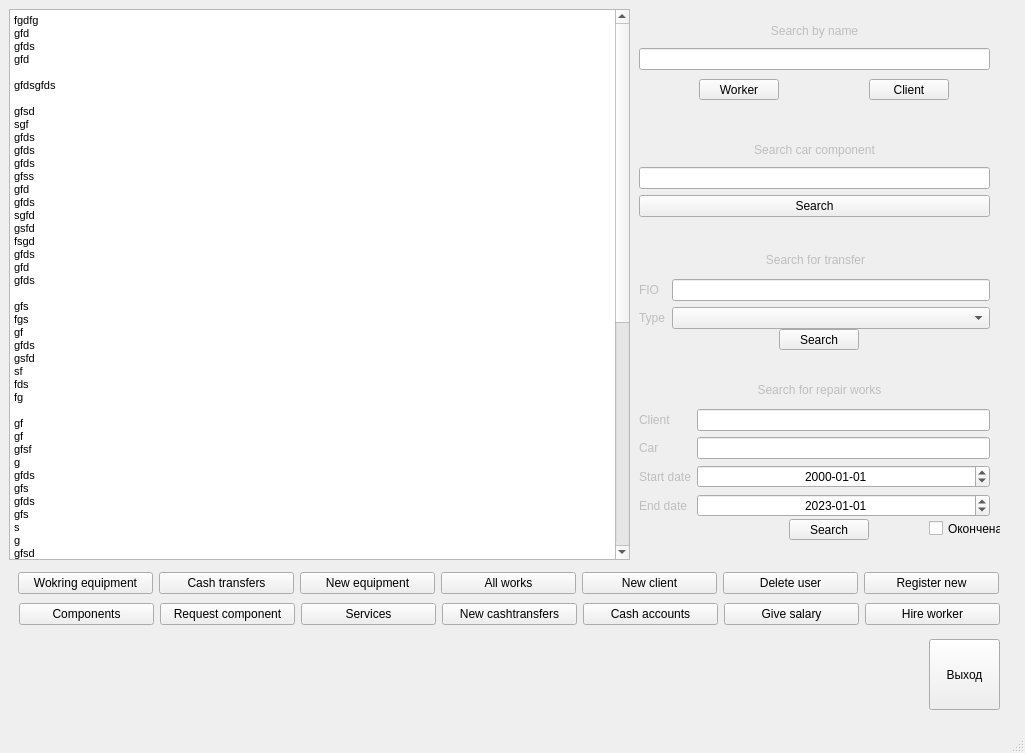
Before: the Qt Designer form CarServiceApp/mainwindow.ui in Ignat36/DB2022, drawn with Qt 5.
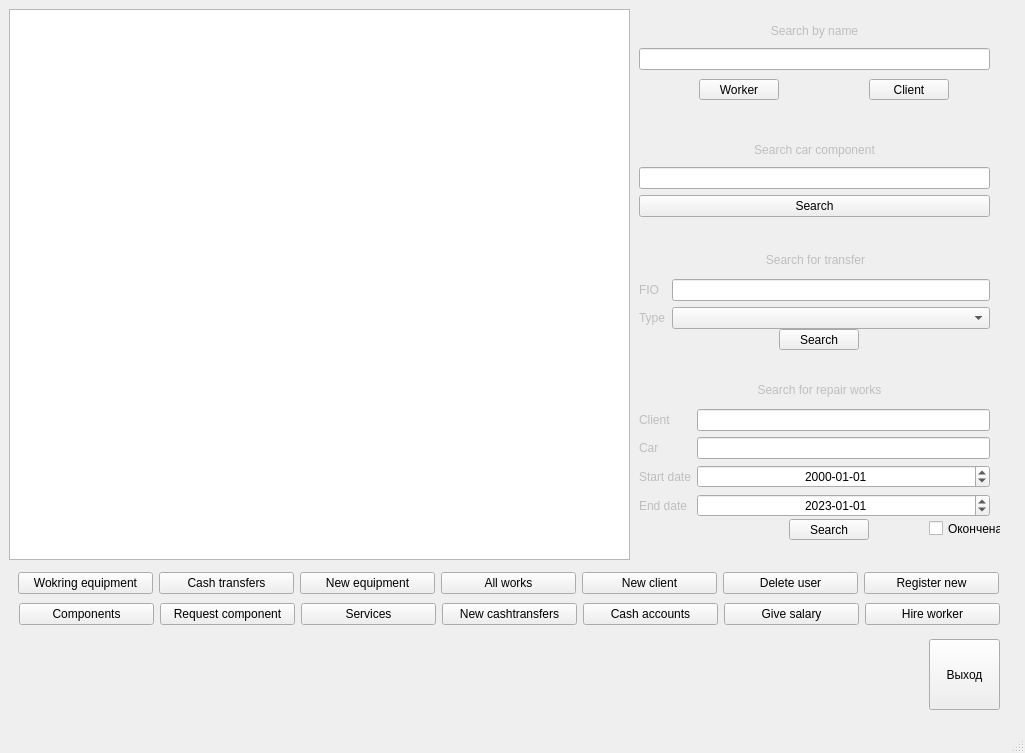
After: the same form once the commit is applied. The open tabs and pages were chosen to show the change.

```diff
--- a/CarServiceApp/mainwindow.ui
+++ b/CarServiceApp/mainwindow.ui
@@ -139,79 +139,7 @@
 &lt;html&gt;&lt;head&gt;&lt;meta name=&quot;qrichtext&quot; content=&quot;1&quot; /&gt;&lt;style type=&quot;text/css&quot;&gt;
 p, li { white-space: pre-wrap; }
 &lt;/style&gt;&lt;/head&gt;&lt;body style=&quot; font-family:'MS Shell Dlg 2'; font-size:8.25pt; font-weight:400; font-style:normal;&quot;&gt;
-&lt;p style=&quot; margin-top:0px; margin-bottom:0px; margin-left:0px; margin-right:0px; -qt-block-indent:0; text-indent:0px;&quot;&gt;fgdfg&lt;/p&gt;
-&lt;p style=&quot; margin-top:0px; margin-bottom:0px; margin-left:0px; margin-right:0px; -qt-block-indent:0; text-indent:0px;&quot;&gt;gfd&lt;/p&gt;
-&lt;p style=&quot; margin-top:0px; margin-bottom:0px; margin-left:0px; margin-right:0px; -qt-block-indent:0; text-indent:0px;&quot;&gt;gfds&lt;/p&gt;
-&lt;p style=&quot; margin-top:0px; margin-bottom:0px; margin-left:0px; margin-right:0px; -qt-block-indent:0; text-indent:0px;&quot;&gt;gfd&lt;/p&gt;
-&lt;p style=&quot;-qt-paragraph-type:empty; margin-top:0px; margin-bottom:0px; margin-left:0px; margin-right:0px; -qt-block-indent:0; text-indent:0px;&quot;&gt;&lt;br /&gt;&lt;/p&gt;
-&lt;p style=&quot; margin-top:0px; margin-bottom:0px; margin-left:0px; margin-right:0px; -qt-block-indent:0; text-indent:0px;&quot;&gt;gfdsgfds&lt;/p&gt;
-&lt;p style=&quot;-qt-paragraph-type:empty; margin-top:0px; margin-bottom:0px; margin-left:0px; margin-right:0px; -qt-block-indent:0; text-indent:0px;&quot;&gt;&lt;br /&gt;&lt;/p&gt;
-&lt;p style=&quot; margin-top:0px; margin-bottom:0px; margin-left:0px; margin-right:0px; -qt-block-indent:0; text-indent:0px;&quot;&gt;gfsd&lt;/p&gt;
-&lt;p style=&quot; margin-top:0px; margin-bottom:0px; margin-left:0px; margin-right:0px; -qt-block-indent:0; text-indent:0px;&quot;&gt;sgf&lt;/p&gt;
-&lt;p style=&quot; margin-top:0px; margin-bottom:0px; margin-left:0px; margin-right:0px; -qt-block-indent:0; text-indent:0px;&quot;&gt;gfds&lt;/p&gt;
-&lt;p style=&quot; margin-top:0px; margin-bottom:0px; margin-left:0px; margin-right:0px; -qt-block-indent:0; text-indent:0px;&quot;&gt;gfds&lt;/p&gt;
-&lt;p style=&quot; margin-top:0px; margin-bottom:0px; margin-left:0px; margin-right:0px; -qt-block-indent:0; text-indent:0px;&quot;&gt;gfds&lt;/p&gt;
-&lt;p style=&quot; margin-top:0px; margin-bottom:0px; margin-left:0px; margin-right:0px; -qt-block-indent:0; text-indent:0px;&quot;&gt;gfss&lt;/p&gt;
-&lt;p style=&quot; margin-top:0px; margin-bottom:0px; margin-left:0px; margin-right:0px; -qt-block-indent:0; text-indent:0px;&quot;&gt;gfd&lt;/p&gt;
-&lt;p style=&quot; margin-top:0px; margin-bottom:0px; margin-left:0px; margin-right:0px; -qt-block-indent:0; text-indent:0px;&quot;&gt;gfds&lt;/p&gt;
-&lt;p style=&quot; margin-top:0px; margin-bottom:0px; margin-left:0px; margin-right:0px; -qt-block-indent:0; text-indent:0px;&quot;&gt;sgfd&lt;/p&gt;
-&lt;p style=&quot; margin-top:0px; margin-bottom:0px; margin-left:0px; margin-right:0px; -qt-block-indent:0; text-indent:0px;&quot;&gt;gsfd&lt;/p&gt;
-&lt;p style=&quot; margin-top:0px; margin-bottom:0px; margin-left:0px; margin-right:0px; -qt-block-indent:0; text-indent:0px;&quot;&gt;fsgd&lt;/p&gt;
-&lt;p style=&quot; margin-top:0px; margin-bottom:0px; margin-left:0px; margin-right:0px; -qt-block-indent:0; text-indent:0px;&quot;&gt;gfds&lt;/p&gt;
-&lt;p style=&quot; margin-top:0px; margin-bottom:0px; margin-left:0px; margin-right:0px; -qt-block-indent:0; text-indent:0px;&quot;&gt;gfd&lt;/p&gt;
-&lt;p style=&quot; margin-top:0px; margin-bottom:0px; margin-left:0px; margin-right:0px; -qt-block-indent:0; text-indent:0px;&quot;&gt;gfds&lt;/p&gt;
-&lt;p style=&quot;-qt-paragraph-type:empty; margin-top:0px; margin-bottom:0px; margin-left:0px; margin-right:0px; -qt-block-indent:0; text-indent:0px;&quot;&gt;&lt;br /&gt;&lt;/p&gt;
-&lt;p style=&quot; margin-top:0px; margin-bottom:0px; margin-left:0px; margin-right:0px; -qt-block-indent:0; text-indent:0px;&quot;&gt;gfs&lt;/p&gt;
-&lt;p style=&quot; margin-top:0px; margin-bottom:0px; margin-left:0px; margin-right:0px; -qt-block-indent:0; text-indent:0px;&quot;&gt;fgs&lt;/p&gt;
-&lt;p style=&quot; margin-top:0px; margin-bottom:0px; margin-left:0px; margin-right:0px; -qt-block-indent:0; text-indent:0px;&quot;&gt;gf&lt;/p&gt;
-&lt;p style=&quot; margin-top:0px; margin-bottom:0px; margin-left:0px; margin-right:0px; -qt-block-indent:0; text-indent:0px;&quot;&gt;gfds&lt;/p&gt;
-&lt;p style=&quot; margin-top:0px; margin-bottom:0px; margin-left:0px; margin-right:0px; -qt-block-indent:0; text-indent:0px;&quot;&gt;gsfd&lt;/p&gt;
-&lt;p style=&quot; margin-top:0px; margin-bottom:0px; margin-left:0px; margin-right:0px; -qt-block-indent:0; text-indent:0px;&quot;&gt;sf&lt;/p&gt;
-&lt;p style=&quot; margin-top:0px; margin-bottom:0px; margin-left:0px; margin-right:0px; -qt-block-indent:0; text-indent:0px;&quot;&gt;fds&lt;/p&gt;
-&lt;p style=&quot; margin-top:0px; margin-bottom:0px; margin-left:0px; margin-right:0px; -qt-block-indent:0; text-indent:0px;&quot;&gt;fg&lt;/p&gt;
-&lt;p style=&quot;-qt-paragraph-type:empty; margin-top:0px; margin-bottom:0px; margin-left:0px; margin-right:0px; -qt-block-indent:0; text-indent:0px;&quot;&gt;&lt;br /&gt;&lt;/p&gt;
-&lt;p style=&quot; margin-top:0px; margin-bottom:0px; margin-left:0px; margin-right:0px; -qt-block-indent:0; text-indent:0px;&quot;&gt;gf&lt;/p&gt;
-&lt;p style=&quot; margin-top:0px; margin-bottom:0px; margin-left:0px; margin-right:0px; -qt-block-indent:0; text-indent:0px;&quot;&gt;gf&lt;/p&gt;
-&lt;p style=&quot; margin-top:0px; margin-bottom:0px; margin-left:0px; margin-right:0px; -qt-block-indent:0; text-indent:0px;&quot;&gt;gfsf&lt;/p&gt;
-&lt;p style=&quot; margin-top:0px; margin-bottom:0px; margin-left:0px; margin-right:0px; -qt-block-indent:0; text-indent:0px;&quot;&gt;g&lt;/p&gt;
-&lt;p style=&quot; margin-top:0px; margin-bottom:0px; margin-left:0px; margin-right:0px; -qt-block-indent:0; text-indent:0px;&quot;&gt;gfds&lt;/p&gt;
-&lt;p style=&quot; margin-top:0px; margin-bottom:0px; margin-left:0px; margin-right:0px; -qt-block-indent:0; text-indent:0px;&quot;&gt;gfs&lt;/p&gt;
-&lt;p style=&quot; margin-top:0px; margin-bottom:0px; margin-left:0px; margin-right:0px; -qt-block-indent:0; text-indent:0px;&quot;&gt;gfds&lt;/p&gt;
-&lt;p style=&quot; margin-top:0px; margin-bottom:0px; margin-left:0px; margin-right:0px; -qt-block-indent:0; text-indent:0px;&quot;&gt;gfs&lt;/p&gt;
-&lt;p style=&quot; margin-top:0px; margin-bottom:0px; margin-left:0px; margin-right:0px; -qt-block-indent:0; text-indent:0px;&quot;&gt;s&lt;/p&gt;
-&lt;p style=&quot; margin-top:0px; margin-bottom:0px; margin-left:0px; margin-right:0px; -qt-block-indent:0; text-indent:0px;&quot;&gt;g&lt;/p&gt;
-&lt;p style=&quot; margin-top:0px; margin-bottom:0px; margin-left:0px; margin-right:0px; -qt-block-indent:0; text-indent:0px;&quot;&gt;gfsd&lt;/p&gt;
-&lt;p style=&quot; margin-top:0px; margin-bottom:0px; margin-left:0px; margin-right:0px; -qt-block-indent:0; text-indent:0px;&quot;&gt;gfd&lt;/p&gt;
-&lt;p style=&quot;-qt-paragraph-type:empty; margin-top:0px; margin-bottom:0px; margin-left:0px; margin-right:0px; -qt-block-indent:0; text-indent:0px;&quot;&gt;&lt;br /&gt;&lt;/p&gt;
-&lt;p style=&quot;-qt-paragraph-type:empty; margin-top:0px; margin-bottom:0px; margin-left:0px; margin-right:0px; -qt-block-indent:0; text-indent:0px;&quot;&gt;&lt;br /&gt;&lt;/p&gt;
-&lt;p style=&quot;-qt-paragraph-type:empty; margin-top:0px; margin-bottom:0px; margin-left:0px; margin-right:0px; -qt-block-indent:0; text-indent:0px;&quot;&gt;&lt;br /&gt;&lt;/p&gt;
-&lt;p style=&quot; margin-top:0px; margin-bottom:0px; margin-left:0px; margin-right:0px; -qt-block-indent:0; text-indent:0px;&quot;&gt;gfs&lt;/p&gt;
-&lt;p style=&quot; margin-top:0px; margin-bottom:0px; margin-left:0px; margin-right:0px; -qt-block-indent:0; text-indent:0px;&quot;&gt;d&lt;/p&gt;
-&lt;p style=&quot; margin-top:0px; margin-bottom:0px; margin-left:0px; margin-right:0px; -qt-block-indent:0; text-indent:0px;&quot;&gt;fsg&lt;/p&gt;
-&lt;p style=&quot; margin-top:0px; margin-bottom:0px; margin-left:0px; margin-right:0px; -qt-block-indent:0; text-indent:0px;&quot;&gt;g&lt;/p&gt;
-&lt;p style=&quot; margin-top:0px; margin-bottom:0px; margin-left:0px; margin-right:0px; -qt-block-indent:0; text-indent:0px;&quot;&gt;g&lt;/p&gt;
-&lt;p style=&quot; margin-top:0px; margin-bottom:0px; margin-left:0px; margin-right:0px; -qt-block-indent:0; text-indent:0px;&quot;&gt;g&lt;/p&gt;
-&lt;p style=&quot;-qt-paragraph-type:empty; margin-top:0px; margin-bottom:0px; margin-left:0px; margin-right:0px; -qt-block-indent:0; text-indent:0px;&quot;&gt;&lt;br /&gt;&lt;/p&gt;
-&lt;p style=&quot; margin-top:0px; margin-bottom:0px; margin-left:0px; margin-right:0px; -qt-block-indent:0; text-indent:0px;&quot;&gt;g&lt;/p&gt;
-&lt;p style=&quot; margin-top:0px; margin-bottom:0px; margin-left:0px; margin-right:0px; -qt-block-indent:0; text-indent:0px;&quot;&gt;g&lt;/p&gt;
-&lt;p style=&quot; margin-top:0px; margin-bottom:0px; margin-left:0px; margin-right:0px; -qt-block-indent:0; text-indent:0px;&quot;&gt;g&lt;/p&gt;
-&lt;p style=&quot; margin-top:0px; margin-bottom:0px; margin-left:0px; margin-right:0px; -qt-block-indent:0; text-indent:0px;&quot;&gt;g&lt;/p&gt;
-&lt;p style=&quot; margin-top:0px; margin-bottom:0px; margin-left:0px; margin-right:0px; -qt-block-indent:0; text-indent:0px;&quot;&gt;gddfsf&lt;/p&gt;
-&lt;p style=&quot;-qt-paragraph-type:empty; margin-top:0px; margin-bottom:0px; margin-left:0px; margin-right:0px; -qt-block-indent:0; text-indent:0px;&quot;&gt;&lt;br /&gt;&lt;/p&gt;
-&lt;p style=&quot; margin-top:0px; margin-bottom:0px; margin-left:0px; margin-right:0px; -qt-block-indent:0; text-indent:0px;&quot;&gt;sfd&lt;/p&gt;
-&lt;p style=&quot; margin-top:0px; margin-bottom:0px; margin-left:0px; margin-right:0px; -qt-block-indent:0; text-indent:0px;&quot;&gt;gfds&lt;/p&gt;
-&lt;p style=&quot; margin-top:0px; margin-bottom:0px; margin-left:0px; margin-right:0px; -qt-block-indent:0; text-indent:0px;&quot;&gt;gsfd&lt;/p&gt;
-&lt;p style=&quot; margin-top:0px; margin-bottom:0px; margin-left:0px; margin-right:0px; -qt-block-indent:0; text-indent:0px;&quot;&gt;f&lt;/p&gt;
-&lt;p style=&quot; margin-top:0px; margin-bottom:0px; margin-left:0px; margin-right:0px; -qt-block-indent:0; text-indent:0px;&quot;&gt;sg&lt;/p&gt;
-&lt;p style=&quot; margin-top:0px; margin-bottom:0px; margin-left:0px; margin-right:0px; -qt-block-indent:0; text-indent:0px;&quot;&gt;gfs&lt;/p&gt;
-&lt;p style=&quot; margin-top:0px; margin-bottom:0px; margin-left:0px; margin-right:0px; -qt-block-indent:0; text-indent:0px;&quot;&gt;gfs&lt;/p&gt;
-&lt;p style=&quot; margin-top:0px; margin-bottom:0px; margin-left:0px; margin-right:0px; -qt-block-indent:0; text-indent:0px;&quot;&gt;gfs&lt;/p&gt;
-&lt;p style=&quot; margin-top:0px; margin-bottom:0px; margin-left:0px; margin-right:0px; -qt-block-indent:0; text-indent:0px;&quot;&gt;gfds&lt;/p&gt;
-&lt;p style=&quot; margin-top:0px; margin-bottom:0px; margin-left:0px; margin-right:0px; -qt-block-indent:0; text-indent:0px;&quot;&gt;fdg&lt;/p&gt;
-&lt;p style=&quot; margin-top:0px; margin-bottom:0px; margin-left:0px; margin-right:0px; -qt-block-indent:0; text-indent:0px;&quot;&gt;s&lt;/p&gt;
-&lt;p style=&quot; margin-top:0px; margin-bottom:0px; margin-left:0px; margin-right:0px; -qt-block-indent:0; text-indent:0px;&quot;&gt;sf&lt;/p&gt;
-&lt;p style=&quot; margin-top:0px; margin-bottom:0px; margin-left:0px; margin-right:0px; -qt-block-indent:0; text-indent:0px;&quot;&gt;g&lt;/p&gt;
-&lt;p style=&quot; margin-top:0px; margin-bottom:0px; margin-left:0px; margin-right:0px; -qt-block-indent:0; text-indent:0px;&quot;&gt;sgf&lt;/p&gt;&lt;/body&gt;&lt;/html&gt;</string>
+&lt;p style=&quot;-qt-paragraph-type:empty; margin-top:0px; margin-bottom:0px; margin-left:0px; margin-right:0px; -qt-block-indent:0; text-indent:0px;&quot;&gt;&lt;br /&gt;&lt;/p&gt;&lt;/body&gt;&lt;/html&gt;</string>
       </property>
      </widget>
      <widget class="QWidget" name="horizontalLayoutWidget">
```
Left out of the diff: 2 changed lines with no effect on the pictures.
